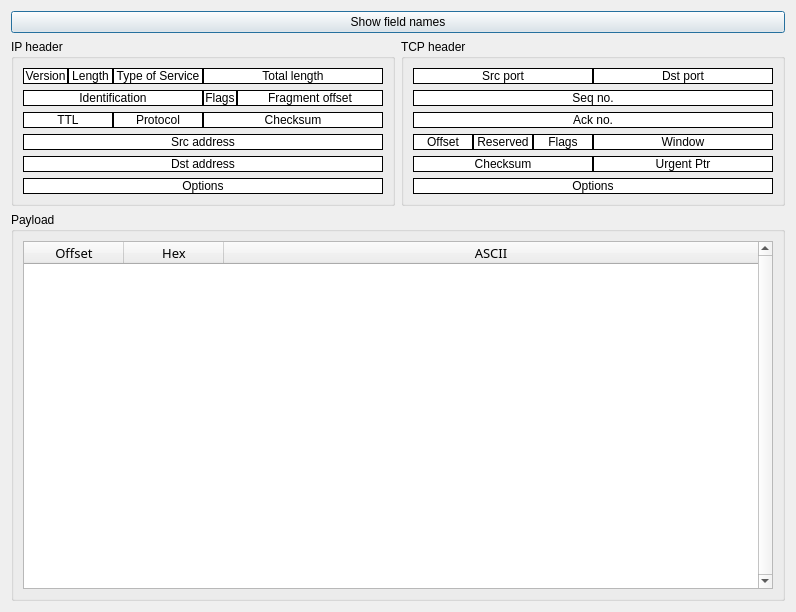
Before: the Qt Designer form packetinfodialog.ui in AONunan/FinalYearProject, drawn with Qt 5.
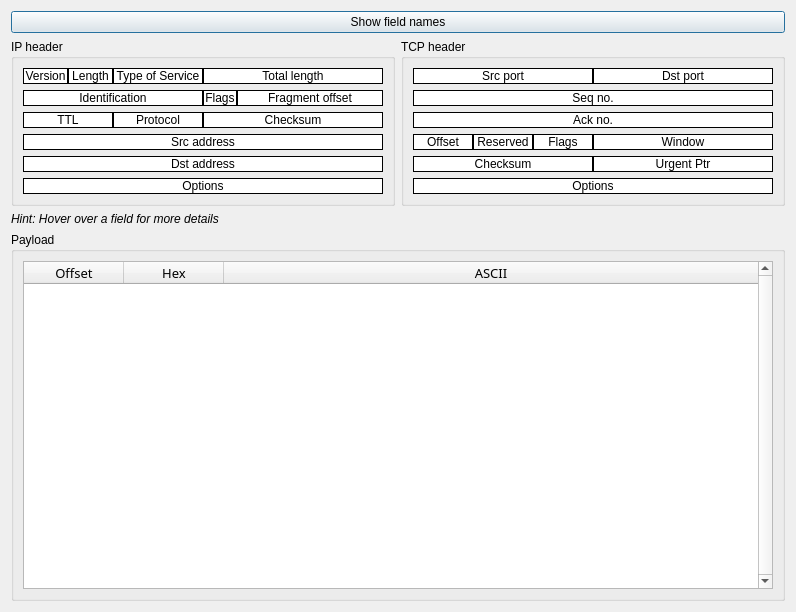
After: the same form once the commit is applied.

Commit message: Added field to display more details in SideBySideWindow

```diff
--- a/packetinfodialog.ui
+++ b/packetinfodialog.ui
@@ -13,7 +13,7 @@
   <property name="windowTitle">
    <string>Packet Details</string>
   </property>
-  <layout class="QVBoxLayout" name="verticalLayout_3">
+  <layout class="QVBoxLayout" name="verticalLayout_4">
    <item>
     <widget class="QPushButton" name="pushButton_change_view">
      <property name="text">
@@ -22,8 +22,78 @@
     </widget>
    </item>
    <item>
-    <layout class="QHBoxLayout" name="horizontalLayout_10" stretch="0,0">
-     <item>
+    <layout class="QGridLayout" name="gridLayout" rowstretch="0,0,0">
+     <item row="2" column="0" colspan="2">
+      <widget class="QGroupBox" name="groupBox_payload">
+       <property name="title">
+        <string>Payload</string>
+       </property>
+       <layout class="QHBoxLayout" name="horizontalLayout_9">
+        <item>
+         <widget class="QTableWidget" name="tableWidget_payload">
+          <property name="sizePolicy">
+           <sizepolicy hsizetype="Expanding" vsizetype="Expanding">
+            <horstretch>0</horstretch>
+            <verstretch>0</verstretch>
+           </sizepolicy>
+          </property>
+          <property name="font">
+           <font>
+            <family>Droid Sans Mono</family>
+            <pointsize>10</pointsize>
+           </font>
+          </property>
+          <property name="toolTip">
+           <string>Payload</string>
+          </property>
+          <property name="frameShape">
+           <enum>QFrame::StyledPanel</enum>
+          </property>
+          <property name="verticalScrollBarPolicy">
+           <enum>Qt::ScrollBarAlwaysOn</enum>
+          </property>
+          <property name="editTriggers">
+           <set>QAbstractItemView::NoEditTriggers</set>
+          </property>
+          <property name="alternatingRowColors">
+           <bool>false</bool>
+          </property>
+          <property name="selectionBehavior">
+           <enum>QAbstractItemView::SelectRows</enum>
+          </property>
+          <property name="rowCount">
+           <number>0</number>
+          </property>
+          <property name="columnCount">
+           <number>3</number>
+          </property>
+          <attribute name="horizontalHeaderStretchLastSection">
+           <bool>true</bool>
+          </attribute>
+          <attribute name="verticalHeaderStretchLastSection">
+           <bool>false</bool>
+          </attribute>
+          <column>
+           <property name="text">
+            <string>Offset</string>
+           </property>
+          </column>
+          <column>
+           <property name="text">
+            <string>Hex</string>
+           </property>
+          </column>
+          <column>
+           <property name="text">
+            <string>ASCII</string>
+           </property>
+          </column>
+         </widget>
+        </item>
+       </layout>
+      </widget>
+     </item>
+     <item row="0" column="0">
       <widget class="QGroupBox" name="groupBox_ip_header">
        <property name="title">
         <string>IP header</string>
@@ -298,12 +368,12 @@
        </layout>
       </widget>
      </item>
-     <item>
+     <item row="0" column="1">
       <widget class="QGroupBox" name="groupBox_tcp_header">
        <property name="title">
         <string>TCP header</string>
        </property>
-       <layout class="QHBoxLayout" name="horizontalLayout_8">
+       <layout class="QVBoxLayout" name="verticalLayout_3">
         <item>
          <layout class="QVBoxLayout" name="verticalLayout">
           <item>
@@ -532,78 +602,20 @@
        </layout>
       </widget>
      </item>
+     <item row="1" column="0">
+      <widget class="QLabel" name="label_hint">
+       <property name="font">
+        <font>
+         <italic>true</italic>
+        </font>
+       </property>
+       <property name="text">
+        <string>Hint: Hover over a field for more details</string>
+       </property>
+      </widget>
+     </item>
     </layout>
    </item>
-   <item>
-    <widget class="QGroupBox" name="groupBox_payload">
-     <property name="title">
-      <string>Payload</string>
-     </property>
-     <layout class="QHBoxLayout" name="horizontalLayout_9">
-      <item>
-       <widget class="QTableWidget" name="tableWidget_payload">
-        <property name="sizePolicy">
-         <sizepolicy hsizetype="Expanding" vsizetype="Expanding">
-          <horstretch>0</horstretch>
-          <verstretch>0</verstretch>
-         </sizepolicy>
-        </property>
-        <property name="font">
-         <font>
-          <family>Droid Sans Mono</family>
-          <pointsize>10</pointsize>
-         </font>
-        </property>
-        <property name="toolTip">
-         <string>Payload</string>
-        </property>
-        <property name="frameShape">
-         <enum>QFrame::StyledPanel</enum>
-        </property>
-        <property name="verticalScrollBarPolicy">
-         <enum>Qt::ScrollBarAlwaysOn</enum>
-        </property>
-        <property name="editTriggers">
-         <set>QAbstractItemView::NoEditTriggers</set>
-        </property>
-        <property name="alternatingRowColors">
-         <bool>false</bool>
-        </property>
-        <property name="selectionBehavior">
-         <enum>QAbstractItemView::SelectRows</enum>
-        </property>
-        <property name="rowCount">
-         <number>0</number>
-        </property>
-        <property name="columnCount">
-         <number>3</number>
-        </property>
-        <attribute name="horizontalHeaderStretchLastSection">
-         <bool>true</bool>
-        </attribute>
-        <attribute name="verticalHeaderStretchLastSection">
-         <bool>false</bool>
-        </attribute>
-        <column>
-         <property name="text">
-          <string>Offset</string>
-         </property>
-        </column>
-        <column>
-         <property name="text">
-          <string>Hex</string>
-         </property>
-        </column>
-        <column>
-         <property name="text">
-          <string>ASCII</string>
-         </property>
-        </column>
-       </widget>
-      </item>
-     </layout>
-    </widget>
-   </item>
   </layout>
  </widget>
  <resources/>
```
The commit also changes 5 other files.
